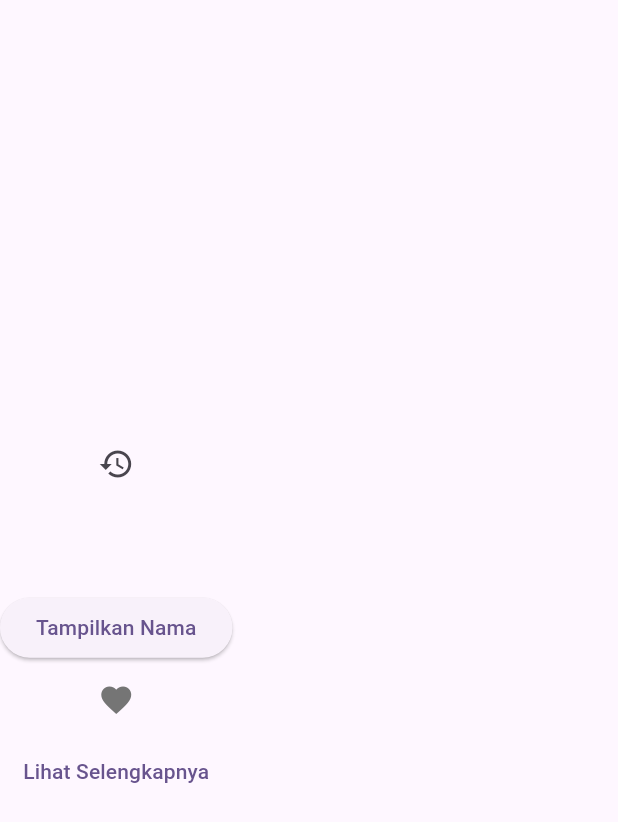
After one commit to FarahAzhari/ppkdjp_flutter, a Flutter app: the screen it shows after launch, on a phone screen of 412 x 824 dp. The commit adds this screen. Shown: the top 822 px of the screen. Run offline on Flutter 3.47's test engine with Material 3 defaults, Android fonts, the phone set to English and light mode, and no system bars.

Commit message:
Add Tugas 5 Flutter

```diff
--- a/lib/main.dart
+++ b/lib/main.dart
@@ -1,5 +1,5 @@
 import 'package:flutter/material.dart';
-import 'package:ppkdjp_flutter/meet_tiga/tugas_empat_flutter.dart';
+import 'package:ppkdjp_flutter/meet_lima/tugas_lima_flutter.dart';
 // import 'package:ppkdjp_flutter/meet_dua.dart';
 // import 'package:ppkdjp_flutter/meet_dua_a.dart';
 // import 'package:ppkdjp_flutter/tugas_dua_flutter.dart';
@@ -39,7 +39,7 @@ class MyApp extends StatelessWidget {
         // tested with just a hot reload.
         colorScheme: ColorScheme.fromSeed(seedColor: Colors.deepPurple),
       ),
-      home: const TugasEmpatFlutter(),
+      home: const TugasLimaFlutter(),
     );
   }
 }
--- /dev/null
+++ b/lib/meet_lima/tugas_lima_flutter.dart
@@ -0,0 +1,72 @@
+import 'package:flutter/material.dart';
+
+class TugasLimaFlutter extends StatefulWidget {
+  const TugasLimaFlutter({super.key});
+
+  @override
+  State<TugasLimaFlutter> createState() => _TugasLimaFlutterState();
+}
+
+class _TugasLimaFlutterState extends State<TugasLimaFlutter> {
+  String name = 'Farah';
+  String outputText = '';
+  bool isVisible = false;
+  @override
+  Widget build(BuildContext context) {
+    return Scaffold(
+      body: Column(
+        mainAxisAlignment: MainAxisAlignment.center,
+        children: [
+          restoreButton(),
+          Text(outputText),
+          SizedBox(height: 40),
+          buildElevatedButton(),
+          buildIconButton(),
+          TextButton(onPressed: () {}, child: Text('Lihat Selengkapnya')),
+        ],
+      ),
+    );
+  }
+
+  IconButton buildIconButton() {
+    return IconButton(
+      onPressed: () {
+        setState(() {
+          outputText = isVisible ? '' : 'Disukai';
+          isVisible = !isVisible;
+        });
+      },
+      icon: Icon(
+        Icons.favorite,
+        color: isVisible ? Colors.redAccent : Colors.grey[600],
+      ),
+    );
+  }
+
+  Column buildElevatedButton() {
+    return Column(
+      children: [
+        ElevatedButton(
+          onPressed: () {
+            setState(() {
+              outputText = 'Nama saya: $name';
+              // isVisible = !isVisible;
+            });
+          },
+          child: Text('Tampilkan Nama'),
+        ),
+      ],
+    );
+  }
+
+  IconButton restoreButton() {
+    return IconButton(
+      onPressed: () {
+        setState(() {
+          outputText = '';
+        });
+      },
+      icon: Icon(Icons.restore),
+    );
+  }
+}
```
Also changed, not shown: lib/meet_lima/meet_lima.dart (added, +144 -0 lines).
